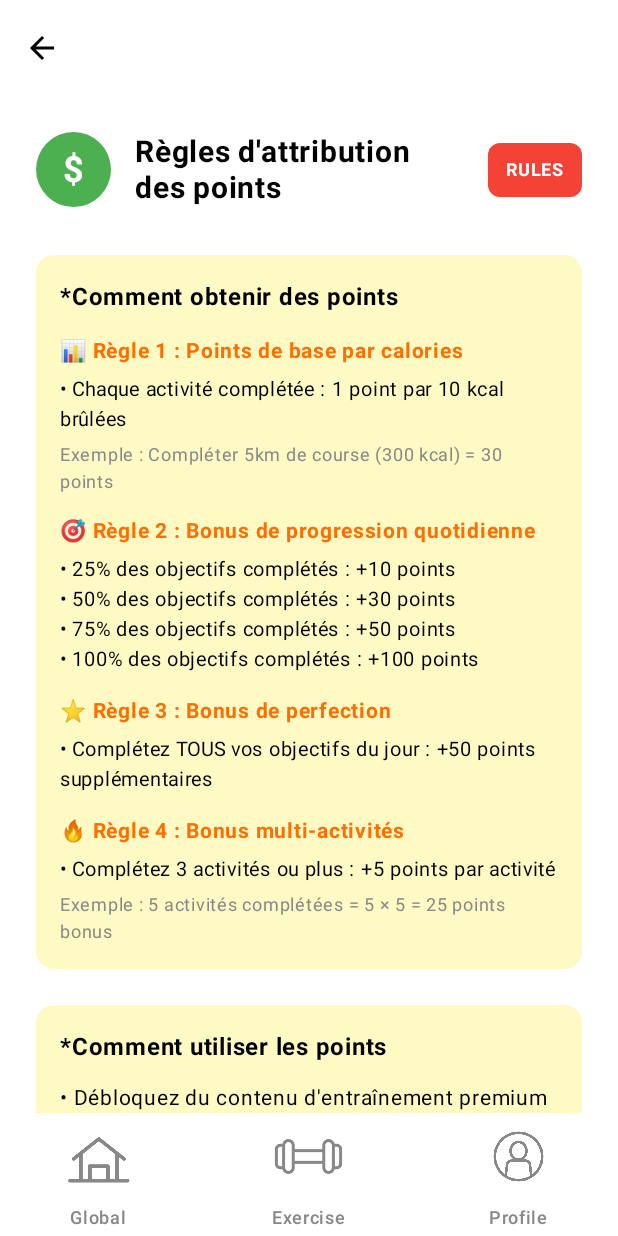
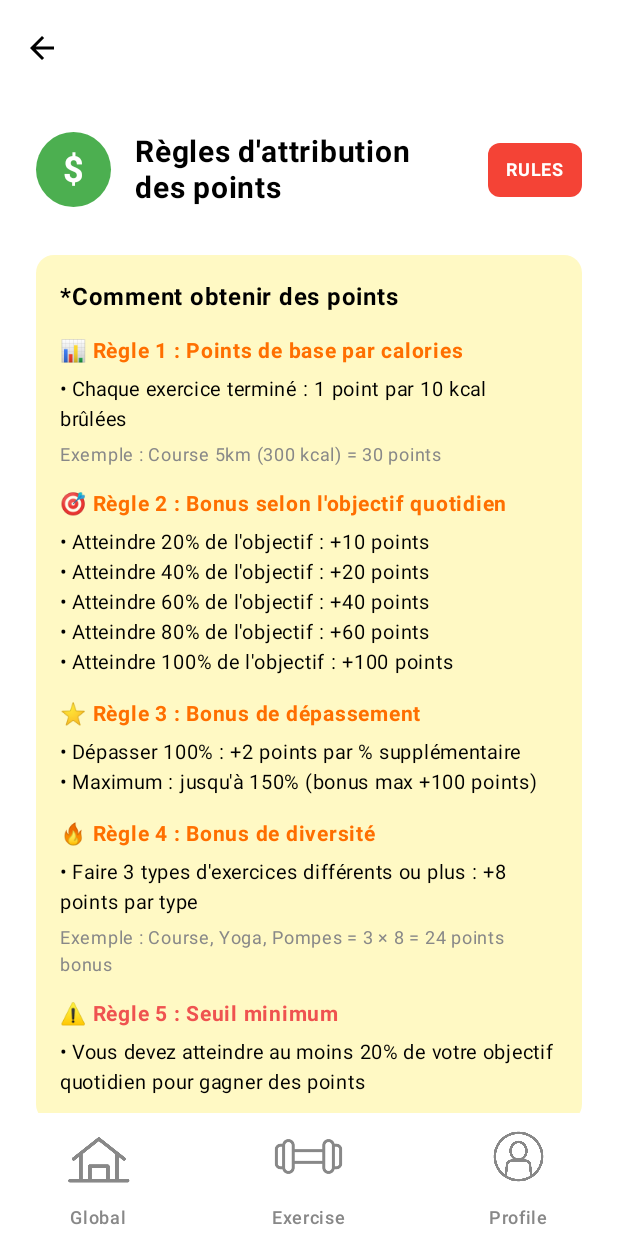
Before and after one commit to huang75u/Mobile_Projet, an Android app built with Jetpack Compose: the PointsRulesScreen screen opened through its navigation route, on a phone screen of 412 x 824 dp. Run offline under Robolectric (Android 15) with nearby library versions, the phone set to English and light mode, and no system bars.

Commit message:
建立新逻辑

```diff
--- a/app/src/main/java/com/example/mobile_projet/screens/PointsRulesScreen.kt
+++ b/app/src/main/java/com/example/mobile_projet/screens/PointsRulesScreen.kt
@@ -131,14 +131,14 @@ fun PointsRulesScreen(onBackClick: () -> Unit) {
                     )
                     Spacer(modifier = Modifier.height(4.dp))
                     Text(
-                        text = "• Chaque activité complétée : 1 point par 10 kcal brûlées",
+                        text = "• Chaque exercice terminé : 1 point par 10 kcal brûlées",
                         fontSize = 13.sp,
                         color = Color.Black,
                         lineHeight = 20.sp
                     )
                     Spacer(modifier = Modifier.height(4.dp))
                     Text(
-                        text = "Exemple : Compléter 5km de course (300 kcal) = 30 points",
+                        text = "Exemple : Course 5km (300 kcal) = 30 points",
                         fontSize = 12.sp,
                         color = Color.Gray,
                         lineHeight = 18.sp
@@ -146,34 +146,40 @@ fun PointsRulesScreen(onBackClick: () -> Unit) {
 
                     Spacer(modifier = Modifier.height(12.dp))
 
-                    // 规则2：百分比里程碑
+                    // 规则2：目标完成度里程碑
                     Text(
-                        text = "🎯 Règle 2 : Bonus de progression quotidienne",
+                        text = "🎯 Règle 2 : Bonus selon l'objectif quotidien",
                         fontSize = 14.sp,
                         fontWeight = FontWeight.Bold,
                         color = Color(0xFFFF6F00)
                     )
                     Spacer(modifier = Modifier.height(4.dp))
                     Text(
-                        text = "• 25% des objectifs complétés : +10 points",
+                        text = "• Atteindre 20% de l'objectif : +10 points",
                         fontSize = 13.sp,
                         color = Color.Black,
                         lineHeight = 20.sp
                     )
                     Text(
-                        text = "• 50% des objectifs complétés : +30 points",
+                        text = "• Atteindre 40% de l'objectif : +20 points",
                         fontSize = 13.sp,
                         color = Color.Black,
                         lineHeight = 20.sp
                     )
                     Text(
-                        text = "• 75% des objectifs complétés : +50 points",
+                        text = "• Atteindre 60% de l'objectif : +40 points",
                         fontSize = 13.sp,
                         color = Color.Black,
                         lineHeight = 20.sp
                     )
                     Text(
-                        text = "• 100% des objectifs complétés : +100 points",
+                        text = "• Atteindre 80% de l'objectif : +60 points",
+                        fontSize = 13.sp,
+                        color = Color.Black,
+                        lineHeight = 20.sp
+                    )
+                    Text(
+                        text = "• Atteindre 100% de l'objectif : +100 points",
                         fontSize = 13.sp,
                         color = Color.Black,
                         lineHeight = 20.sp
@@ -181,16 +187,22 @@ fun PointsRulesScreen(onBackClick: () -> Unit) {
 
                     Spacer(modifier = Modifier.height(12.dp))
 
-                    // 规则3：全部完成奖励
+                    // 规则3：超额完成奖励
                     Text(
-                        text = "⭐ Règle 3 : Bonus de perfection",
+                        text = "⭐ Règle 3 : Bonus de dépassement",
                         fontSize = 14.sp,
                         fontWeight = FontWeight.Bold,
                         color = Color(0xFFFF6F00)
                     )
                     Spacer(modifier = Modifier.height(4.dp))
                     Text(
-                        text = "• Complétez TOUS vos objectifs du jour : +50 points supplémentaires",
+                        text = "• Dépasser 100% : +2 points par % supplémentaire",
+                        fontSize = 13.sp,
+                        color = Color.Black,
+                        lineHeight = 20.sp
+                    )
+                    Text(
+                        text = "• Maximum : jusqu'à 150% (bonus max +100 points)",
                         fontSize = 13.sp,
                         color = Color.Black,
                         lineHeight = 20.sp
@@ -198,26 +210,43 @@ fun PointsRulesScreen(onBackClick: () -> Unit) {
 
                     Spacer(modifier = Modifier.height(12.dp))
 
-                    // 规则4：多项目组合
+                    // 规则4：多样性奖励
                     Text(
-                        text = "🔥 Règle 4 : Bonus multi-activités",
+                        text = "🔥 Règle 4 : Bonus de diversité",
                         fontSize = 14.sp,
                         fontWeight = FontWeight.Bold,
                         color = Color(0xFFFF6F00)
                     )
                     Spacer(modifier = Modifier.height(4.dp))
                     Text(
-                        text = "• Complétez 3 activités ou plus : +5 points par activité",
+                        text = "• Faire 3 types d'exercices différents ou plus : +8 points par type",
                         fontSize = 13.sp,
                         color = Color.Black,
                         lineHeight = 20.sp
                     )
                     Spacer(modifier = Modifier.height(4.dp))
                     Text(
-                        text = "Exemple : 5 activités complétées = 5 × 5 = 25 points bonus",
+                        text = "Exemple : Course, Yoga, Pompes = 3 × 8 = 24 points bonus",
                         fontSize = 12.sp,
                         color = Color.Gray,
                         lineHeight = 18.sp
+                    )
+
+                    Spacer(modifier = Modifier.height(12.dp))
+
+                    // 规则5：下限保护
+                    Text(
+                        text = "⚠️ Règle 5 : Seuil minimum",
+                        fontSize = 14.sp,
+                        fontWeight = FontWeight.Bold,
+                        color = Color(0xFFEF5350)
+                    )
+                    Spacer(modifier = Modifier.height(4.dp))
+                    Text(
+                        text = "• Vous devez atteindre au moins 20% de votre objectif quotidien pour gagner des points",
+                        fontSize = 13.sp,
+                        color = Color.Black,
+                        lineHeight = 20.sp
                     )
                 }
             }
@@ -279,33 +308,50 @@ fun PointsRulesScreen(onBackClick: () -> Unit) {
                     Spacer(modifier = Modifier.height(12.dp))
 
                     Text(
-                        text = "Objectifs du jour :",
+                        text = "📌 Objectif quotidien : 500 kcal",
+                        fontSize = 13.sp,
+                        fontWeight = FontWeight.Bold,
+                        color = Color(0xFF1976D2)
+                    )
+                    Spacer(modifier = Modifier.height(8.dp))
+
+                    Text(
+                        text = "Exercices terminés aujourd'hui :",
                         fontSize = 13.sp,
                         fontWeight = FontWeight.Bold,
                         color = Color.Black
                     )
                     Text(
-                        text = "• Course 3km ✓ (180 kcal) → 18 points",
+                        text = "• Course 3km (180 kcal) → 18 points",
                         fontSize = 12.sp,
                         color = Color.Black,
                         lineHeight = 20.sp
                     )
                     Text(
-                        text = "• Pompes 20× ✓ (10 kcal) → 1 point",
+                        text = "• Pompes 20× (10 kcal) → 1 point",
                         fontSize = 12.sp,
                         color = Color.Black,
                         lineHeight = 20.sp
                     )
                     Text(
-                        text = "• Yoga 30min ✓ (90 kcal) → 9 points",
+                        text = "• Yoga 30min (90 kcal) → 9 points",
                         fontSize = 12.sp,
                         color = Color.Black,
                         lineHeight = 20.sp
                     )
                     Text(
-                        text = "• Natation 500m ✗ (75 kcal) → non complété",
+                        text = "• Vélo 5km (200 kcal) → 20 points",
                         fontSize = 12.sp,
-                        color = Color.Gray,
+                        color = Color.Black,
+                        lineHeight = 20.sp
+                    )
+
+                    Spacer(modifier = Modifier.height(8.dp))
+                    Text(
+                        text = "Total calories : 480 kcal (96% de l'objectif)",
+                        fontSize = 12.sp,
+                        fontWeight = FontWeight.Bold,
+                        color = Color(0xFF1976D2),
                         lineHeight = 20.sp
                     )
 
@@ -320,19 +366,19 @@ fun PointsRulesScreen(onBackClick: () -> Unit) {
                         color = Color.Black
                     )
                     Text(
-                        text = "• Points de base : 18 + 1 + 9 = 28 points",
+                        text = "• Points de base : 18 + 1 + 9 + 20 = 48 points",
                         fontSize = 12.sp,
                         color = Color.Black,
                         lineHeight = 20.sp
                     )
                     Text(
-                        text = "• Progression 75% : +50 points",
+                        text = "• Bonus 80% atteint : +60 points",
                         fontSize = 12.sp,
                         color = Color.Black,
                         lineHeight = 20.sp
                     )
                     Text(
-                        text = "• Multi-activités (3) : +15 points",
+                        text = "• Bonus diversité (4 types) : +32 points",
                         fontSize = 12.sp,
                         color = Color.Black,
                         lineHeight = 20.sp
@@ -343,7 +389,7 @@ fun PointsRulesScreen(onBackClick: () -> Unit) {
                     Spacer(modifier = Modifier.height(8.dp))
 
                     Text(
-                        text = "🎉 Total : 93 points gagnés aujourd'hui !",
+                        text = "🎉 Total : 140 points gagnés aujourd'hui !",
                         fontSize = 14.sp,
                         fontWeight = FontWeight.Bold,
                         color = Color(0xFF2E7D32)
```
Also changed, not shown: app/src/main/java/com/example/mobile_projet/screens/ExerciseScreen.kt (+162 -81 lines), app/src/main/java/com/example/mobile_projet/screens/SportGoalScreen.kt (+48 -58 lines), app/src/main/java/com/example/mobile_projet/viewmodels/ExerciseViewModel.kt (+49 -28 lines), 1 other file.
